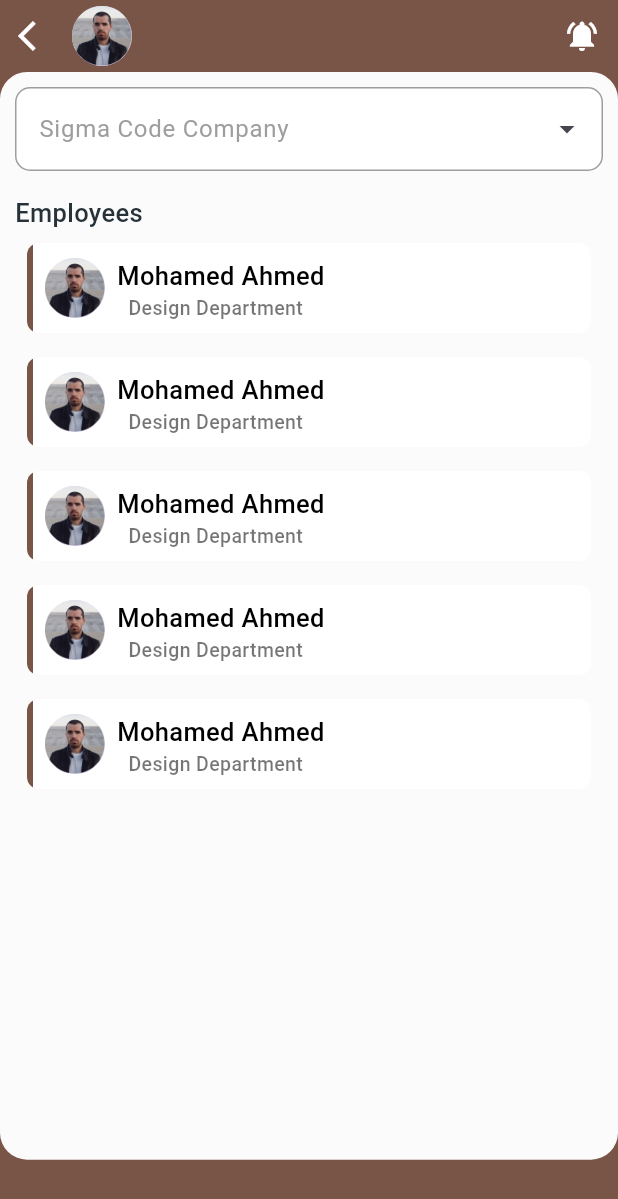
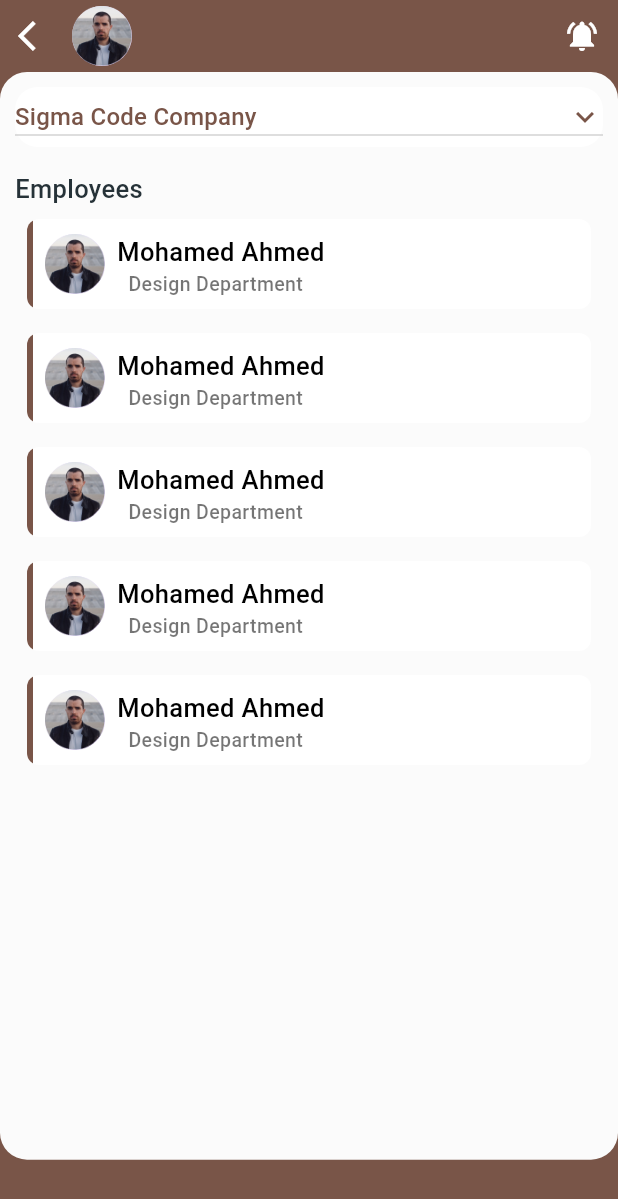
Before and after one commit to mahmoudrabie97/self_service_app, a Flutter app: the EmployeesPage screen opened directly, on a phone screen of 412 x 824 dp. Shown: the top 1199 px of the screen. Run offline on Flutter 3.47's test engine with Material 3 defaults, Android fonts, the phone set to English and light mode, and no system bars; our stand-ins replace bloc, date_picker_timeline, flutter_bloc, shared_preferences; accounts and stored records are empty.

Commit message:
edit drop button

```diff
--- a/lib/pages/employees/widgets/custom_main_employees_container.dart
+++ b/lib/pages/employees/widgets/custom_main_employees_container.dart
@@ -1,9 +1,11 @@
 import 'package:flutter/material.dart';
 
 import '../../../utlities/app_styles.dart';
+import '../../request_page/widgets/custom_drop_down_button.dart';
 import '../../../utlities/widgets/customtextformfield.dart';
 import '../employees.dart';
 import 'custom_list_view_employees.dart';
+import 'empolyees_custom_drop_down_button.dart';
 
 class CustomMainEmployeesContainer extends StatelessWidget {
   const CustomMainEmployeesContainer({super.key});
@@ -20,20 +22,7 @@ class CustomMainEmployeesContainer extends StatelessWidget {
         child: Column(
           crossAxisAlignment: CrossAxisAlignment.start,
           children: [
-            CustomTextFormField(
-              suffixicon: Icons.arrow_drop_down,
-              hintText: 'Sigma Code Company ',
-              hinnntcolr: Colors.grey,
-              keyboardType: TextInputType.text,
-              validator: (value) {
-                if (value!.isEmpty) {
-                  return 'please enter your email';
-                } // else if (!isEmailValid(value)) {
-                // return 'Invalid email format';
-                // }
-                return null;
-              },
-            ),
+            EmployeesCustomDropDownButton(dropDownValue: 'Sigma Code Company ',),
             SizedBox(height: 16,),
             Text(
               'Employees ',
--- a/lib/pages/request_page/widgets/custom_drop_down_button.dart
+++ b/lib/pages/employees/widgets/empolyees_custom_drop_down_button.dart
@@ -1,28 +1,31 @@
 import 'package:flutter/material.dart';
+import 'package:flutter/widgets.dart';
 
-class CustomDropDownButton extends StatefulWidget {
-  CustomDropDownButton({super.key, required this.dropDownValue});
+class EmployeesCustomDropDownButton extends StatefulWidget {
+  EmployeesCustomDropDownButton({super.key, required this.dropDownValue});
   String dropDownValue;
 
   @override
-  State<CustomDropDownButton> createState() => _CustomDropDownButtonState();
+  State<EmployeesCustomDropDownButton> createState() => _CustomDropDownButtonState();
 }
 
-class _CustomDropDownButtonState extends State<CustomDropDownButton> {
+class _CustomDropDownButtonState extends State<EmployeesCustomDropDownButton> {
 
   @override
 
   Widget build(BuildContext context) {
     return Container(
       height: 40,
-      width: 90,
+      width: double.infinity,
       decoration: BoxDecoration(
         color: Colors.white,
         borderRadius: BorderRadius.circular(15),
       ),
       child: DropdownButton<String>(
+        isExpanded: true,
         value: widget.dropDownValue,
-        icon: const Icon(
+
+        icon: Icon(
           Icons.keyboard_arrow_down,
           //size: 25,
           color: Colors.brown,
@@ -34,24 +37,24 @@ class _CustomDropDownButtonState extends State<CustomDropDownButton> {
         },
         items: const [
           DropdownMenuItem(
+            value: 'Sigma Code Company ',
             child: Text(
-              'Status',
+              'Sigma Code Company ',
               style: TextStyle(
                 color: Colors.brown,
               ),
             ),
-            value: 'Status',
           ),
           DropdownMenuItem(
-            value: 'Type',
-            child: Text('Type',
+            value: 'Programming Company ',
+            child: Text('Programming Company ',
               style: TextStyle(
                 color: Colors.brown,
               ),),
           ),
           DropdownMenuItem(
-            value: 'Sort',
-            child: Text('Sort',
+            value: 'Test Company',
+            child: Text('Test Company',
               style: TextStyle(
                 color: Colors.brown,
               ),),
--- a/lib/pages/request_page/widgets/custom_requests_row.dart
+++ b/lib/pages/request_page/widgets/custom_requests_row.dart
@@ -17,8 +17,8 @@ class CustomRequestsRow extends StatelessWidget {
         mainAxisAlignment: MainAxisAlignment.spaceBetween,
         children: [
           CustomDropDownButton(dropDownValue: 'Status',),
-          CustomDropDownButton(dropDownValue: 'Type',),
-          CustomDropDownButton(dropDownValue: 'Sort',),
+          CustomDropDownButton(dropDownValue: 'Type', ),
+          CustomDropDownButton(dropDownValue: 'Sort', ),
         ],
       ),
     );
```
